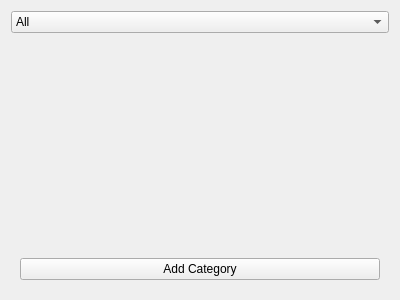
wow2006/dtEntity, file source/dtEntityQtWidgets/spawnerstore.ui: the form before one commit.
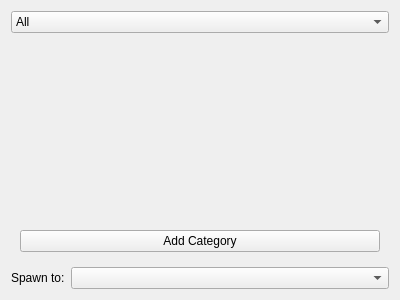
The form after the commit.

Commit message: * Storing loaded maps in qt main window now, added signal that is emitted when map is loaded or unloaded * spawner store now has a combo box for selecting the map to spawn to * setting aspect ratio on editor resize

```diff
--- a/source/dtEntityQtWidgets/spawnerstore.ui
+++ b/source/dtEntityQtWidgets/spawnerstore.ui
@@ -52,6 +52,20 @@
      </layout>
     </widget>
    </item>
+   <item>
+    <layout class="QHBoxLayout" name="horizontalLayout_2" stretch="0,2">
+     <item>
+      <widget class="QLabel" name="label">
+       <property name="text">
+        <string>Spawn to:</string>
+       </property>
+      </widget>
+     </item>
+     <item>
+      <widget class="QComboBox" name="mTargetMap"/>
+     </item>
+    </layout>
+   </item>
   </layout>
  </widget>
  <resources/>
```
The commit also changes 5 other files.
